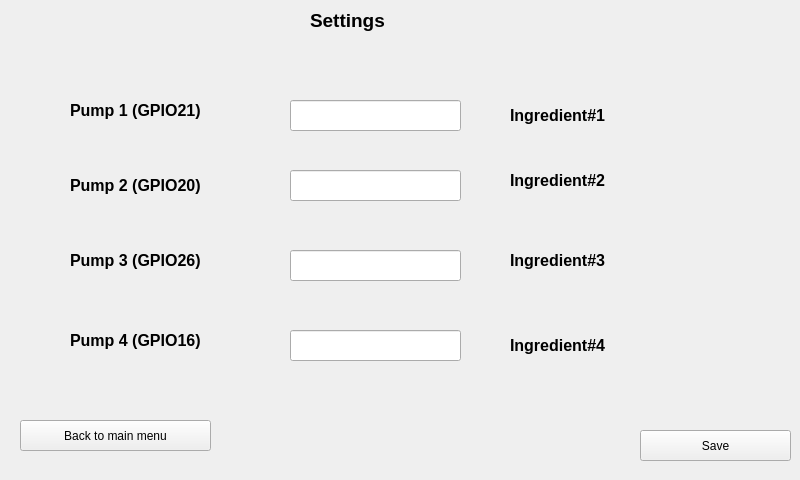
Before: the Qt Designer form settings.ui in Nauman3S/JuiceDispenser, drawn with Qt 5.
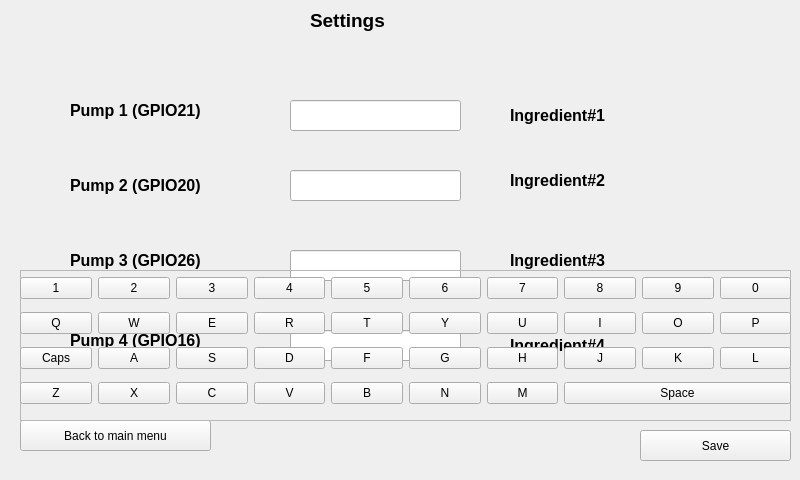
After: the same form once the commit is applied.

```diff
--- a/settings.ui
+++ b/settings.ui
@@ -305,6 +305,300 @@
     <string/>
    </property>
   </widget>
+  <widget class="QFrame" name="kayboardLayout">
+   <property name="geometry">
+    <rect>
+     <x>20</x>
+     <y>270</y>
+     <width>771</width>
+     <height>151</height>
+    </rect>
+   </property>
+   <property name="frameShape">
+    <enum>QFrame::StyledPanel</enum>
+   </property>
+   <property name="frameShadow">
+    <enum>QFrame::Raised</enum>
+   </property>
+   <widget class="QWidget" name="gridLayoutWidget">
+    <property name="geometry">
+     <rect>
+      <x>0</x>
+      <y>0</y>
+      <width>771</width>
+      <height>141</height>
+     </rect>
+    </property>
+    <layout class="QGridLayout" name="keyboarL">
+     <item row="1" column="2">
+      <widget class="QPushButton" name="KeyE">
+       <property name="text">
+        <string>E</string>
+       </property>
+      </widget>
+     </item>
+     <item row="0" column="8">
+      <widget class="QPushButton" name="Key9">
+       <property name="text">
+        <string>9</string>
+       </property>
+      </widget>
+     </item>
+     <item row="0" column="1">
+      <widget class="QPushButton" name="Key2">
+       <property name="text">
+        <string>2</string>
+       </property>
+      </widget>
+     </item>
+     <item row="0" column="3">
+      <widget class="QPushButton" name="Key4">
+       <property name="text">
+        <string>4</string>
+       </property>
+      </widget>
+     </item>
+     <item row="0" column="2">
+      <widget class="QPushButton" name="Key3">
+       <property name="text">
+        <string>3</string>
+       </property>
+      </widget>
+     </item>
+     <item row="0" column="5">
+      <widget class="QPushButton" name="Key6">
+       <property name="text">
+        <string>6</string>
+       </property>
+      </widget>
+     </item>
+     <item row="2" column="2">
+      <widget class="QPushButton" name="KeyS">
+       <property name="text">
+        <string>S</string>
+       </property>
+      </widget>
+     </item>
+     <item row="0" column="4">
+      <widget class="QPushButton" name="Key5">
+       <property name="text">
+        <string>5</string>
+       </property>
+      </widget>
+     </item>
+     <item row="2" column="1">
+      <widget class="QPushButton" name="KeyA">
+       <property name="text">
+        <string>A</string>
+       </property>
+      </widget>
+     </item>
+     <item row="1" column="0">
+      <widget class="QPushButton" name="KeyQ">
+       <property name="text">
+        <string>Q</string>
+       </property>
+      </widget>
+     </item>
+     <item row="1" column="1">
+      <widget class="QPushButton" name="KeyW">
+       <property name="text">
+        <string>W</string>
+       </property>
+      </widget>
+     </item>
+     <item row="0" column="6">
+      <widget class="QPushButton" name="Key7">
+       <property name="text">
+        <string>7</string>
+       </property>
+      </widget>
+     </item>
+     <item row="0" column="7">
+      <widget class="QPushButton" name="Key8">
+       <property name="text">
+        <string>8</string>
+       </property>
+      </widget>
+     </item>
+     <item row="0" column="9">
+      <widget class="QPushButton" name="Key0">
+       <property name="text">
+        <string>0</string>
+       </property>
+      </widget>
+     </item>
+     <item row="0" column="0">
+      <widget class="QPushButton" name="Key1">
+       <property name="text">
+        <string>1</string>
+       </property>
+      </widget>
+     </item>
+     <item row="2" column="0">
+      <widget class="QPushButton" name="KeyCaps">
+       <property name="text">
+        <string>Caps</string>
+       </property>
+      </widget>
+     </item>
+     <item row="3" column="0">
+      <widget class="QPushButton" name="KeyZ">
+       <property name="text">
+        <string>Z</string>
+       </property>
+      </widget>
+     </item>
+     <item row="3" column="1">
+      <widget class="QPushButton" name="KeyX">
+       <property name="text">
+        <string>X</string>
+       </property>
+      </widget>
+     </item>
+     <item row="3" column="2">
+      <widget class="QPushButton" name="KeyC">
+       <property name="text">
+        <string>C</string>
+       </property>
+      </widget>
+     </item>
+     <item row="1" column="3">
+      <widget class="QPushButton" name="KeyR">
+       <property name="text">
+        <string>R</string>
+       </property>
+      </widget>
+     </item>
+     <item row="1" column="4">
+      <widget class="QPushButton" name="KeyT">
+       <property name="text">
+        <string>T</string>
+       </property>
+      </widget>
+     </item>
+     <item row="1" column="5">
+      <widget class="QPushButton" name="KeyY">
+       <property name="text">
+        <string>Y</string>
+       </property>
+      </widget>
+     </item>
+     <item row="2" column="3">
+      <widget class="QPushButton" name="KeyD">
+       <property name="text">
+        <string>D</string>
+       </property>
+      </widget>
+     </item>
+     <item row="2" column="4">
+      <widget class="QPushButton" name="KeyF">
+       <property name="text">
+        <string>F</string>
+       </property>
+      </widget>
+     </item>
+     <item row="2" column="5">
+      <widget class="QPushButton" name="KeyG">
+       <property name="text">
+        <string>G</string>
+       </property>
+      </widget>
+     </item>
+     <item row="3" column="3">
+      <widget class="QPushButton" name="KeyV">
+       <property name="text">
+        <string>V</string>
+       </property>
+      </widget>
+     </item>
+     <item row="3" column="4">
+      <widget class="QPushButton" name="KeyB">
+       <property name="text">
+        <string>B</string>
+       </property>
+      </widget>
+     </item>
+     <item row="3" column="5">
+      <widget class="QPushButton" name="KeyN">
+       <property name="text">
+        <string>N</string>
+       </property>
+      </widget>
+     </item>
+     <item row="3" column="6">
+      <widget class="QPushButton" name="KeyM">
+       <property name="text">
+        <string>M</string>
+       </property>
+      </widget>
+     </item>
+     <item row="1" column="6">
+      <widget class="QPushButton" name="KeyU">
+       <property name="text">
+        <string>U</string>
+       </property>
+      </widget>
+     </item>
+     <item row="2" column="6">
+      <widget class="QPushButton" name="KeyH">
+       <property name="text">
+        <string>H</string>
+       </property>
+      </widget>
+     </item>
+     <item row="1" column="7">
+      <widget class="QPushButton" name="KeyI">
+       <property name="text">
+        <string>I</string>
+       </property>
+      </widget>
+     </item>
+     <item row="1" column="8">
+      <widget class="QPushButton" name="KeyO">
+       <property name="text">
+        <string>O</string>
+       </property>
+      </widget>
+     </item>
+     <item row="1" column="9">
+      <widget class="QPushButton" name="KeyP">
+       <property name="text">
+        <string>P</string>
+       </property>
+      </widget>
+     </item>
+     <item row="2" column="7">
+      <widget class="QPushButton" name="KeyJ">
+       <property name="text">
+        <string>J</string>
+       </property>
+      </widget>
+     </item>
+     <item row="2" column="8">
+      <widget class="QPushButton" name="KeyK">
+       <property name="text">
+        <string>K</string>
+       </property>
+      </widget>
+     </item>
+     <item row="2" column="9">
+      <widget class="QPushButton" name="KeyL">
+       <property name="text">
+        <string>L</string>
+       </property>
+      </widget>
+     </item>
+     <item row="3" column="7" colspan="3">
+      <widget class="QPushButton" name="KeySpace">
+       <property name="text">
+        <string>Space</string>
+       </property>
+      </widget>
+     </item>
+    </layout>
+   </widget>
+  </widget>
  </widget>
  <resources/>
  <connections/>
```
